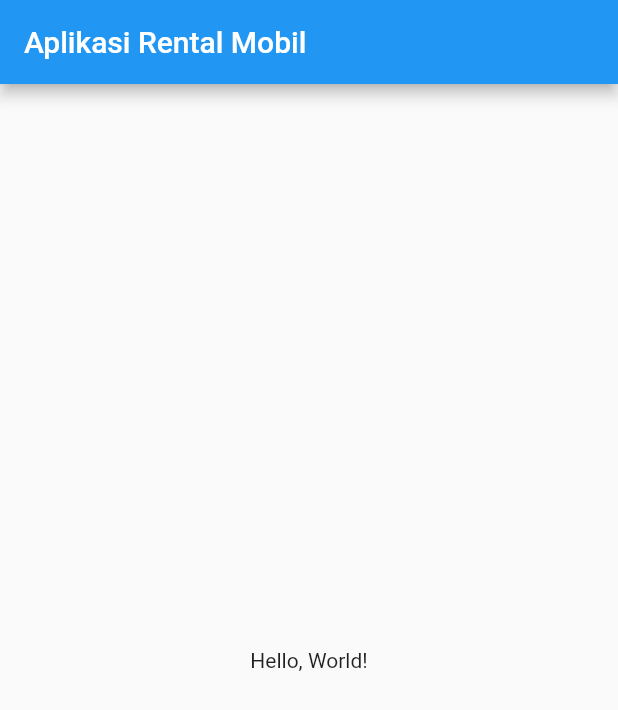
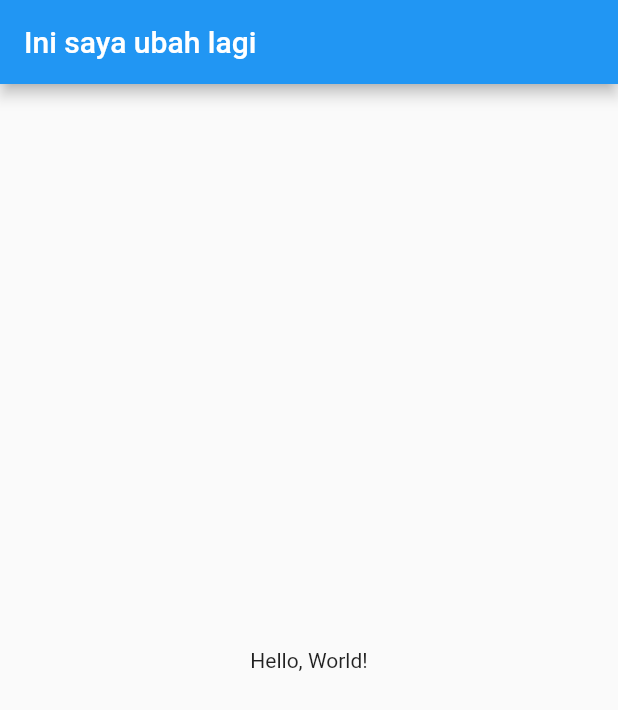
Before and after one commit to harundarat/test-flutlab, a Flutter app: the screen it shows after launch, on a phone screen of 412 x 824 dp. Shown: the top 710 px of the screen. Run offline on Flutter 3.47's test engine with Material 2 defaults, Android fonts, the phone set to English and light mode, and no system bars.

Commit message:
ubah judul lagi

```diff
--- a/lib/main.dart
+++ b/lib/main.dart
@@ -16,7 +16,7 @@ class MyApp extends StatelessWidget {
         primarySwatch: Colors.blue,
       ),
       // A widget which will be started on application startup
-      home: MyHomePage(title: 'Aplikasi Rental Mobil'),
+      home: MyHomePage(title: 'Ini saya ubah lagi'),
     );
   }
 }
```
